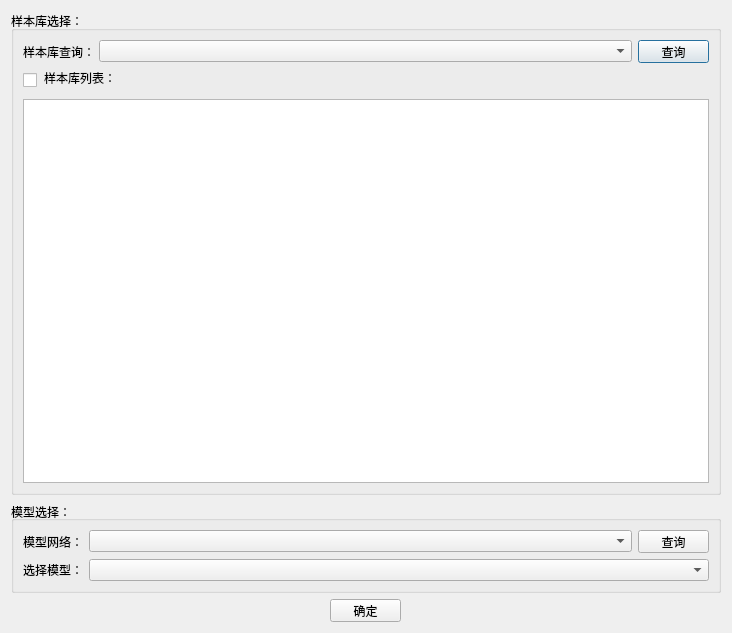
First picture: the form in ui/EvalSamplesUI.ui, repository LianweiMa/DeeplearningSystem, before the edit.
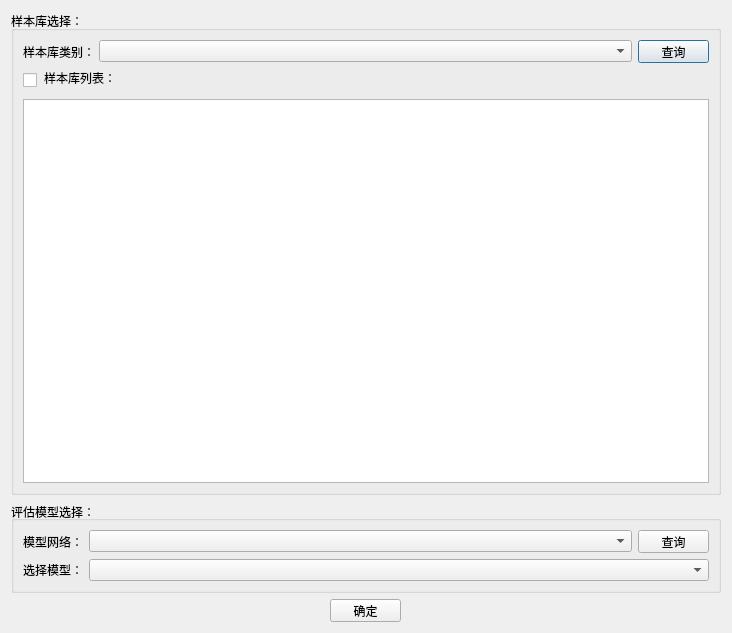
Second picture: the form after the edit.

What changed in the file:
```diff
--- a/ui/EvalSamplesUI.ui
+++ b/ui/EvalSamplesUI.ui
@@ -73,7 +73,7 @@
                  </size>
                 </property>
                 <property name="text">
-                 <string>样本库查询：</string>
+                 <string>样本库类别：</string>
                 </property>
                </widget>
               </item>
@@ -187,7 +187,7 @@
        <item>
         <widget class="QGroupBox" name="groupBox_setPara">
          <property name="title">
-          <string>模型选择：</string>
+          <string>评估模型选择：</string>
          </property>
          <property name="alignment">
           <set>Qt::AlignLeading|Qt::AlignLeft|Qt::AlignVCenter</set>
```
Left out of the diff: 2 changed lines with no effect on the pictures.
